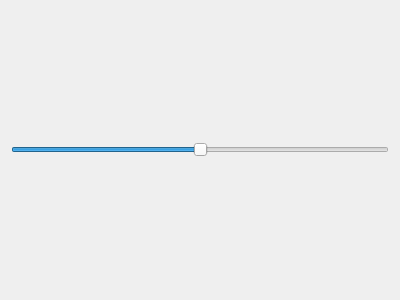
Above: gui/gui_test/mainwindow.ui from m4nh/trimod_gripper before the change. Below: the same form after it.
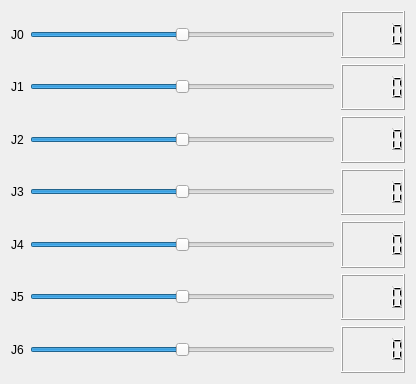
That is the form after the change.

The edit to the form file:
```diff
--- a/gui/gui_test/mainwindow.ui
+++ b/gui/gui_test/mainwindow.ui
@@ -6,8 +6,8 @@
    <rect>
     <x>0</x>
     <y>0</y>
-    <width>400</width>
-    <height>300</height>
+    <width>416</width>
+    <height>384</height>
    </rect>
   </property>
   <property name="windowTitle">
@@ -18,17 +18,193 @@
     <item row="0" column="0">
      <layout class="QVBoxLayout" name="verticalLayout">
       <item>
-       <widget class="QSlider" name="j0_slider">
-        <property name="minimum">
-         <number>-180</number>
-        </property>
-        <property name="maximum">
-         <number>180</number>
-        </property>
-        <property name="orientation">
-         <enum>Qt::Horizontal</enum>
-        </property>
-       </widget>
+       <layout class="QHBoxLayout" name="horizontalLayout">
+        <item>
+         <widget class="QLabel" name="j0_label">
+          <property name="text">
+           <string>J0</string>
+          </property>
+         </widget>
+        </item>
+        <item>
+         <widget class="QSlider" name="j0_slider">
+          <property name="minimum">
+           <number>-180</number>
+          </property>
+          <property name="maximum">
+           <number>180</number>
+          </property>
+          <property name="orientation">
+           <enum>Qt::Horizontal</enum>
+          </property>
+         </widget>
+        </item>
+        <item>
+         <widget class="QLCDNumber" name="j0_lcd"/>
+        </item>
+       </layout>
+      </item>
+      <item>
+       <layout class="QHBoxLayout" name="horizontalLayout_8">
+        <item>
+         <widget class="QLabel" name="label">
+          <property name="text">
+           <string>J1</string>
+          </property>
+         </widget>
+        </item>
+        <item>
+         <widget class="QSlider" name="j1_slider">
+          <property name="minimum">
+           <number>-180</number>
+          </property>
+          <property name="maximum">
+           <number>180</number>
+          </property>
+          <property name="orientation">
+           <enum>Qt::Horizontal</enum>
+          </property>
+         </widget>
+        </item>
+        <item>
+         <widget class="QLCDNumber" name="j1_lcd"/>
+        </item>
+       </layout>
+      </item>
+      <item>
+       <layout class="QHBoxLayout" name="horizontalLayout_5">
+        <item>
+         <widget class="QLabel" name="label_2">
+          <property name="text">
+           <string>J2</string>
+          </property>
+         </widget>
+        </item>
+        <item>
+         <widget class="QSlider" name="j2_slider">
+          <property name="minimum">
+           <number>-180</number>
+          </property>
+          <property name="maximum">
+           <number>180</number>
+          </property>
+          <property name="orientation">
+           <enum>Qt::Horizontal</enum>
+          </property>
+         </widget>
+        </item>
+        <item>
+         <widget class="QLCDNumber" name="j2_lcd"/>
+        </item>
+       </layout>
+      </item>
+      <item>
+       <layout class="QHBoxLayout" name="horizontalLayout_3">
+        <item>
+         <widget class="QLabel" name="label_3">
+          <property name="text">
+           <string>J3</string>
+          </property>
+         </widget>
+        </item>
+        <item>
+         <widget class="QSlider" name="j3_slider">
+          <property name="minimum">
+           <number>-180</number>
+          </property>
+          <property name="maximum">
+           <number>180</number>
+          </property>
+          <property name="orientation">
+           <enum>Qt::Horizontal</enum>
+          </property>
+         </widget>
+        </item>
+        <item>
+         <widget class="QLCDNumber" name="j3_lcd"/>
+        </item>
+       </layout>
+      </item>
+      <item>
+       <layout class="QHBoxLayout" name="horizontalLayout_4">
+        <item>
+         <widget class="QLabel" name="label_4">
+          <property name="text">
+           <string>J4</string>
+          </property>
+         </widget>
+        </item>
+        <item>
+         <widget class="QSlider" name="j4_slider">
+          <property name="minimum">
+           <number>-180</number>
+          </property>
+          <property name="maximum">
+           <number>180</number>
+          </property>
+          <property name="orientation">
+           <enum>Qt::Horizontal</enum>
+          </property>
+         </widget>
+        </item>
+        <item>
+         <widget class="QLCDNumber" name="j4_lcd"/>
+        </item>
+       </layout>
+      </item>
+      <item>
+       <layout class="QHBoxLayout" name="horizontalLayout_7">
+        <item>
+         <widget class="QLabel" name="label_5">
+          <property name="text">
+           <string>J5</string>
+          </property>
+         </widget>
+        </item>
+        <item>
+         <widget class="QSlider" name="j5_slider">
+          <property name="minimum">
+           <number>-180</number>
+          </property>
+          <property name="maximum">
+           <number>180</number>
+          </property>
+          <property name="orientation">
+           <enum>Qt::Horizontal</enum>
+          </property>
+         </widget>
+        </item>
+        <item>
+         <widget class="QLCDNumber" name="j5_lcd"/>
+        </item>
+       </layout>
+      </item>
+      <item>
+       <layout class="QHBoxLayout" name="horizontalLayout_2">
+        <item>
+         <widget class="QLabel" name="label_6">
+          <property name="text">
+           <string>J6</string>
+          </property>
+         </widget>
+        </item>
+        <item>
+         <widget class="QSlider" name="j6_slider">
+          <property name="minimum">
+           <number>-180</number>
+          </property>
+          <property name="maximum">
+           <number>180</number>
+          </property>
+          <property name="orientation">
+           <enum>Qt::Horizontal</enum>
+          </property>
+         </widget>
+        </item>
+        <item>
+         <widget class="QLCDNumber" name="j6_lcd"/>
+        </item>
+       </layout>
       </item>
      </layout>
     </item>
```
Left out of the diff: 2 changed lines with no effect on the pictures.
